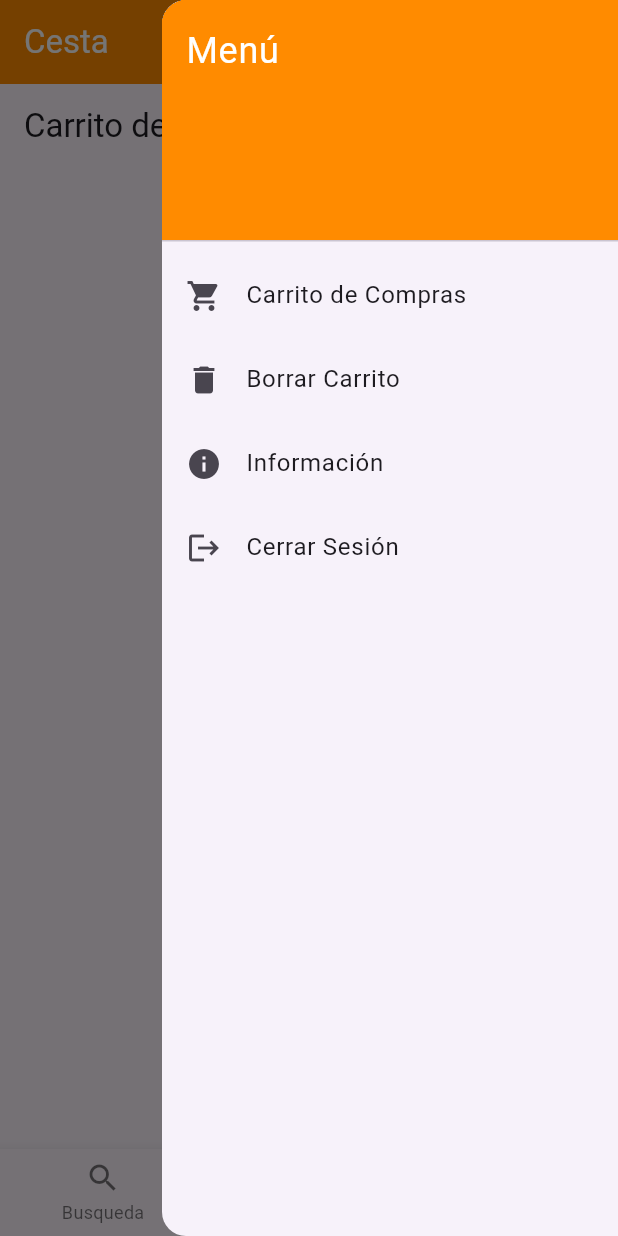
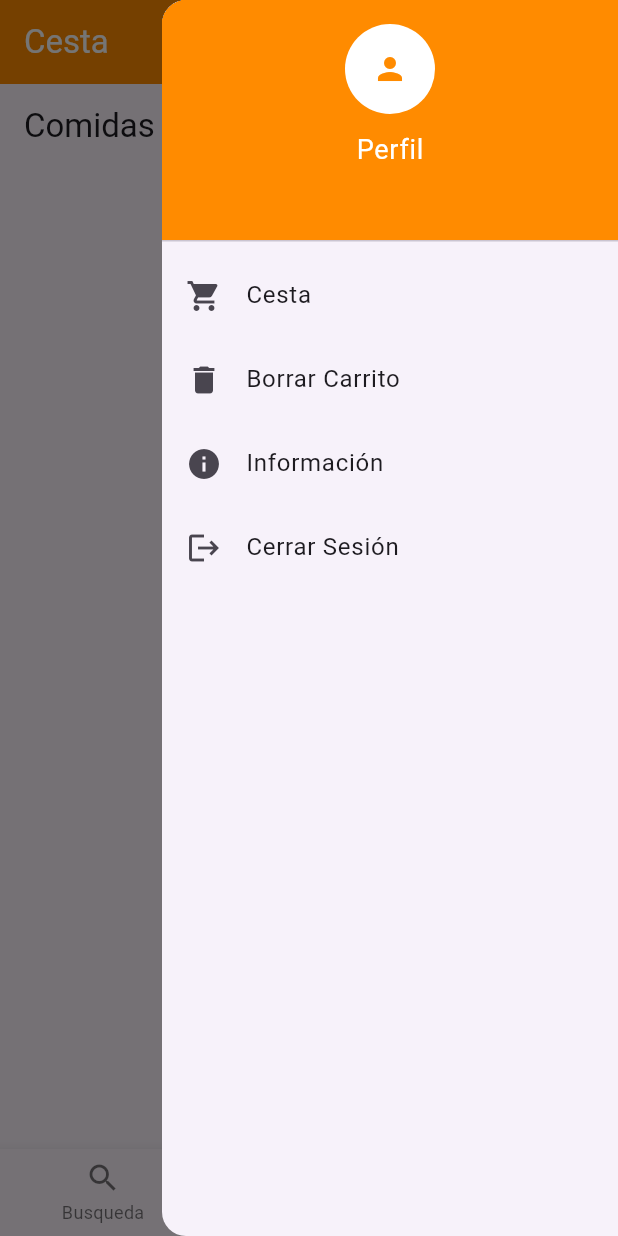
Before and after one commit to MaxomasMaxo/menu_app, a Flutter app: the BottomNavPage screen opened directly, item 3 of the bottom bar chosen, with the side drawer open, on a phone screen of 412 x 824 dp. Run offline on Flutter 3.47's test engine with Material 3 defaults, Android fonts, the phone set to English and light mode, and no system bars; our stand-ins replace cloud_firestore, firebase_auth, firebase_core; accounts and stored records are empty; network calls fail.

Commit message:
agregada pagina de perfil y cambio clave, mejora de tab_cesta

```diff
--- a/lib/pages/bottom_nav_page.dart
+++ b/lib/pages/bottom_nav_page.dart
@@ -3,6 +3,7 @@ import 'package:flutter/material.dart';
 import 'package:cloud_firestore/cloud_firestore.dart';
 import 'package:menu_app/pages/information_page.dart';
 import 'package:menu_app/pages/login_page.dart';
+import 'package:menu_app/pages/profile_page.dart';
 import 'package:menu_app/pages/tab_cesta_page.dart';
 import 'package:menu_app/pages/tab_home_page.dart';
 import 'package:menu_app/pages/tab_minuta_page.dart';
@@ -87,17 +88,32 @@ class _BottomNavPageState extends State<BottomNavPage> {
               decoration: BoxDecoration(
                 color: Color(_paginas[_currentIndex]['color']),
               ),
-              child: Text(
-                'Menú',
-                style: TextStyle(
-                  color: Colors.white,
-                  fontSize: 24,
+              child: GestureDetector(
+                onTap: () {
+                  Navigator.push(
+                    context,
+                    MaterialPageRoute(builder: (context) => ProfilePage()),
+                  );
+                },
+                child: Column(
+                  children: [
+                    CircleAvatar(
+                      backgroundColor: Colors.white,
+                      child: Icon(Icons.person, color: Color(_paginas[_currentIndex]['color'])),
+                      radius: 30,
+                    ),
+                    SizedBox(height: 10),
+                    Text(
+                      'Perfil',
+                      style: TextStyle(color: Colors.white, fontSize: 18),
+                    ),
+                  ],
                 ),
               ),
             ),
             ListTile(
               leading: Icon(Icons.shopping_cart),
-              title: Text('Carrito de Compras'),
+              title: Text('Cesta'),
               onTap: () {
                 Navigator.pop(context);
                 setState(() {
--- a/lib/pages/information_page.dart
+++ b/lib/pages/information_page.dart
@@ -7,7 +7,10 @@ class InformationPage extends StatelessWidget {
   Widget build(BuildContext context) {
     return Scaffold(
       appBar: AppBar(
-        title: Text('Información del Equipo'),
+        title: Text('Información del Equipo', style: TextStyle(color: Colors.white)),
+        backgroundColor: const Color(0xffff8b00),
+        centerTitle: true,
+        elevation: 2,
       ),
       body: Padding(
         padding: const EdgeInsets.all(16.0),
```
Also changed, not shown: lib/pages/meal_details_page.dart (+21 -0 lines), lib/pages/profile_page.dart (added, +105 -0 lines), lib/pages/tab_cesta_page.dart (+24 -48 lines), pubspec.lock.
